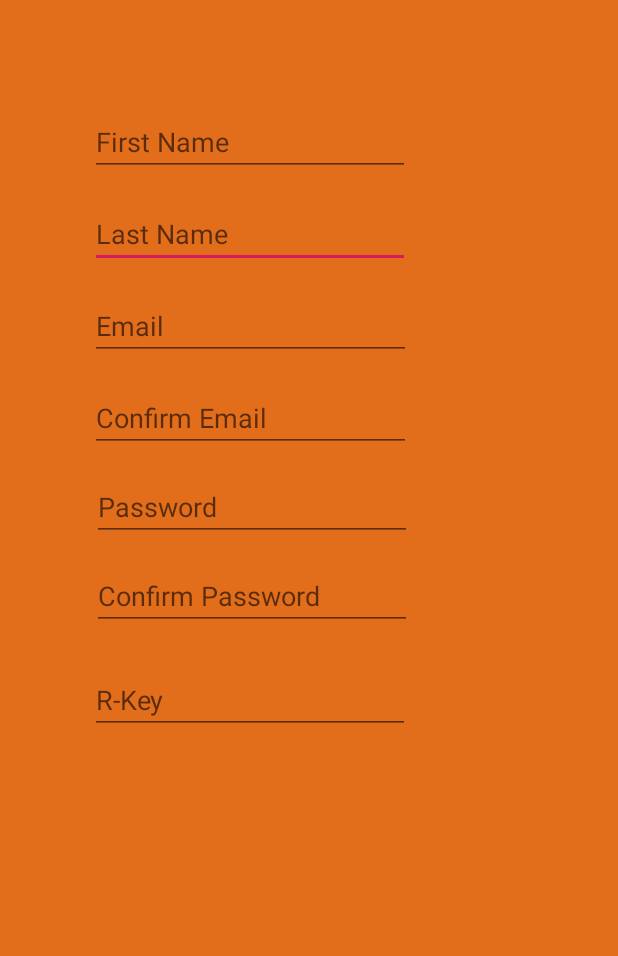
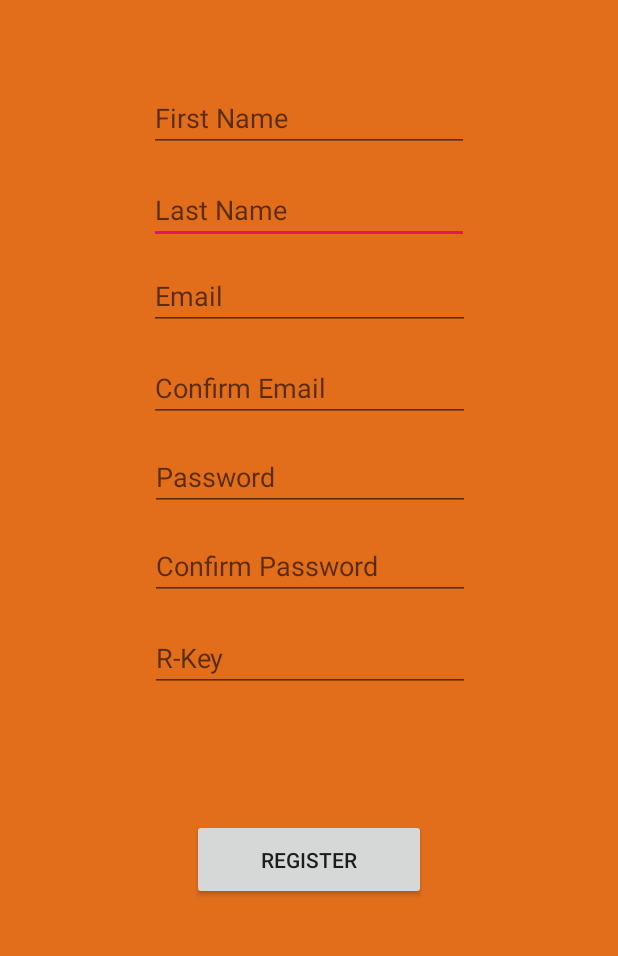
Before and after one commit to mcsimmons/LiveStock2, an Android app: the layout registration.xml on its own in the app's theme, with its tools: preview values and no code run, on a phone screen of 412 x 824 dp, the part 209-1165 px from its top. Run offline under Robolectric (Android 15) with nearby library versions, the phone set to English and light mode, and no system bars.

Commit message:
Added buttons to login and registration

```diff
--- a/app/src/main/res/layout/registration.xml
+++ b/app/src/main/res/layout/registration.xml
@@ -17,7 +17,6 @@
         android:hint="Last Name"
         android:inputType="textPersonName"
         app:layout_constraintEnd_toEndOf="parent"
-        app:layout_constraintHorizontal_bias="0.285"
         app:layout_constraintStart_toStartOf="parent"
         app:layout_constraintTop_toBottomOf="@+id/editText7" />
 
@@ -26,13 +25,13 @@
         android:layout_width="wrap_content"
         android:layout_height="wrap_content"
         android:layout_marginStart="8dp"
-        android:layout_marginTop="24dp"
+        android:layout_marginTop="16dp"
         android:layout_marginEnd="8dp"
         android:ems="10"
         android:hint="R-Key"
         android:inputType="textPersonName"
         app:layout_constraintEnd_toEndOf="parent"
-        app:layout_constraintHorizontal_bias="0.285"
+        app:layout_constraintHorizontal_bias="0.505"
         app:layout_constraintStart_toStartOf="parent"
         app:layout_constraintTop_toBottomOf="@+id/editText6" />
 
@@ -47,7 +46,7 @@
         android:hint="Confirm Password"
         android:inputType="textPassword"
         app:layout_constraintEnd_toEndOf="parent"
-        app:layout_constraintHorizontal_bias="0.291"
+        app:layout_constraintHorizontal_bias="0.505"
         app:layout_constraintStart_toStartOf="parent"
         app:layout_constraintTop_toBottomOf="@+id/editText5" />
 
@@ -76,7 +75,7 @@
         android:hint="Password"
         android:inputType="textPassword"
         app:layout_constraintEnd_toEndOf="parent"
-        app:layout_constraintHorizontal_bias="0.291"
+        app:layout_constraintHorizontal_bias="0.505"
         app:layout_constraintStart_toStartOf="parent"
         app:layout_constraintTop_toBottomOf="@+id/editText12" />
 
@@ -85,13 +84,12 @@
         android:layout_width="wrap_content"
         android:layout_height="wrap_content"
         android:layout_marginStart="8dp"
-        android:layout_marginTop="72dp"
+        android:layout_marginTop="56dp"
         android:layout_marginEnd="8dp"
         android:ems="10"
         android:hint="First Name"
         android:inputType="textPersonName"
         app:layout_constraintEnd_toEndOf="parent"
-        app:layout_constraintHorizontal_bias="0.285"
         app:layout_constraintStart_toStartOf="parent"
         app:layout_constraintTop_toBottomOf="@+id/textView11" />
 
@@ -100,13 +98,13 @@
         android:layout_width="214dp"
         android:layout_height="wrap_content"
         android:layout_marginStart="8dp"
-        android:layout_marginTop="16dp"
+        android:layout_marginTop="12dp"
         android:layout_marginEnd="8dp"
         android:ems="10"
         android:hint="Email"
         android:inputType="textEmailAddress"
         app:layout_constraintEnd_toEndOf="parent"
-        app:layout_constraintHorizontal_bias="0.287"
+        app:layout_constraintHorizontal_bias="0.502"
         app:layout_constraintStart_toStartOf="parent"
         app:layout_constraintTop_toBottomOf="@+id/editText9" />
 
@@ -121,7 +119,21 @@
         android:hint="Confirm Email"
         android:inputType="textEmailAddress"
         app:layout_constraintEnd_toEndOf="parent"
-        app:layout_constraintHorizontal_bias="0.287"
+        app:layout_constraintHorizontal_bias="0.502"
         app:layout_constraintStart_toStartOf="parent"
         app:layout_constraintTop_toBottomOf="@+id/editText10" />
+
+    <Button
+        android:id="@+id/register"
+        android:layout_width="156dp"
+        android:layout_height="54dp"
+        android:layout_marginStart="8dp"
+        android:layout_marginTop="8dp"
+        android:layout_marginEnd="8dp"
+        android:layout_marginBottom="8dp"
+        android:text="Register"
+        app:layout_constraintBottom_toBottomOf="parent"
+        app:layout_constraintEnd_toEndOf="parent"
+        app:layout_constraintStart_toStartOf="parent"
+        app:layout_constraintTop_toBottomOf="@+id/editText8" />
 </android.support.constraint.ConstraintLayout>
```
Also changed, not shown: app/src/main/res/layout/login.xml (+30 -5 lines).
